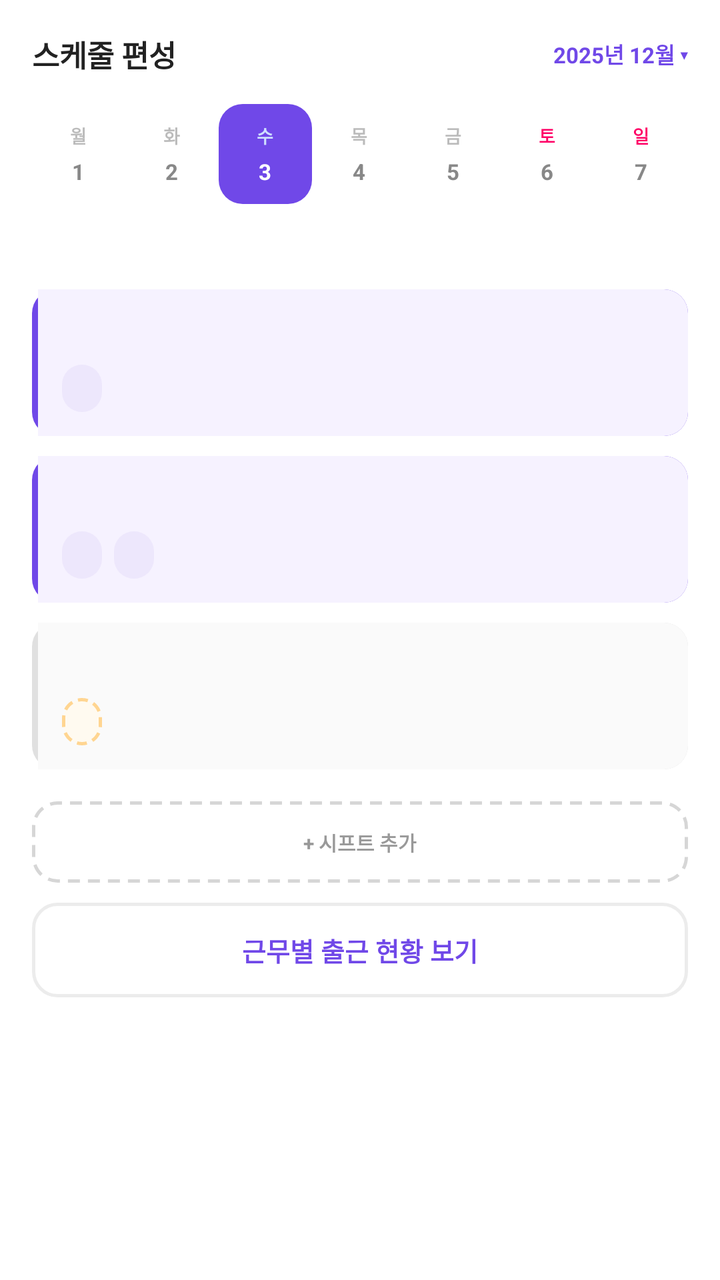
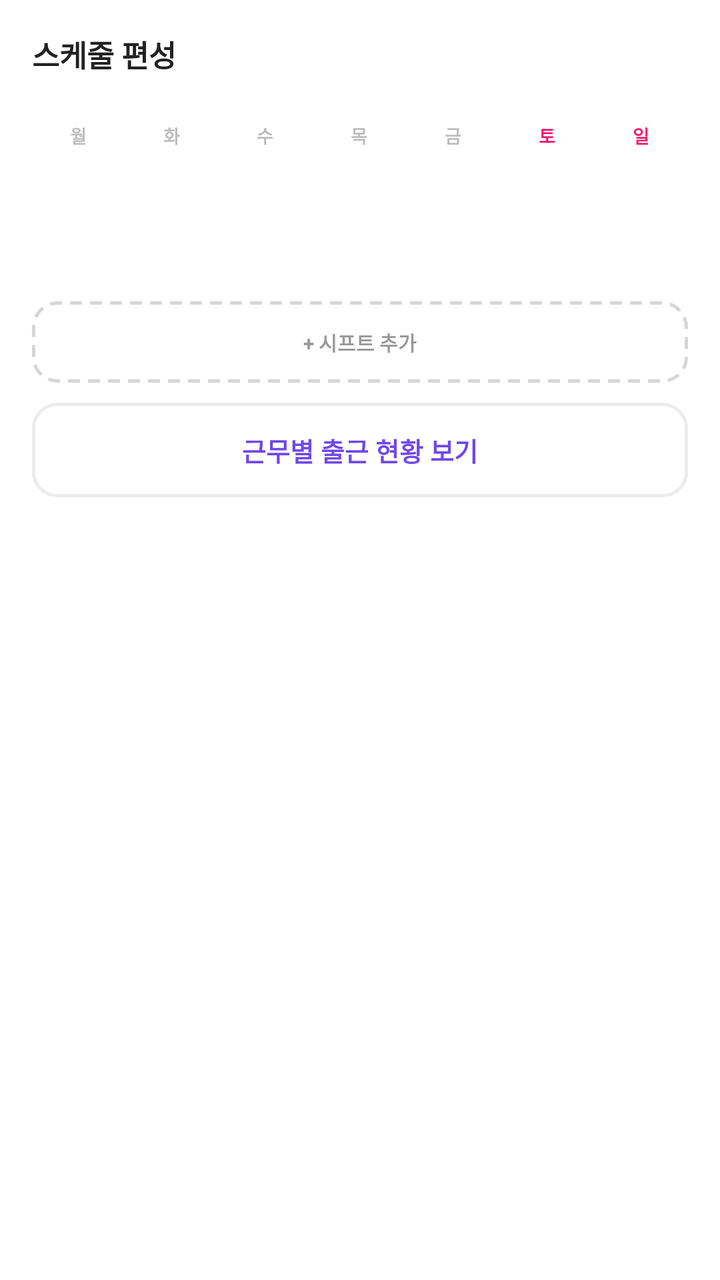

Screens rendered from an Android XML layout before and after an edit, with the pre-edit source and the edit as a unified diff.
<!-- AndroidManifest.xml: application theme Theme.PTManagerEmployer -->
<!-- res/layout/fragment_schedule_edit.xml -->
<?xml version="1.0" encoding="utf-8"?>
<androidx.core.widget.NestedScrollView xmlns:android="http://schemas.android.com/apk/res/android"
    android:layout_width="match_parent"
    android:layout_height="match_parent"
    android:background="@color/white"
    android:fillViewport="true">

    <LinearLayout
        android:layout_width="match_parent"
        android:layout_height="wrap_content"
        android:orientation="vertical"
        android:paddingHorizontal="16dp"
        android:paddingTop="16dp"
        android:paddingBottom="24dp">

        <LinearLayout
            android:layout_width="match_parent"
            android:layout_height="wrap_content"
            android:orientation="horizontal"
            android:gravity="center_vertical">

            <TextView
                android:layout_width="0dp"
                android:layout_height="wrap_content"
                android:layout_weight="1"
                android:text="스케줄 편성"
                android:textColor="@color/text_primary"
                android:textSize="15sp"
                android:textStyle="bold" />

            <TextView
                android:layout_width="wrap_content"
                android:layout_height="wrap_content"
                android:text="2025년 12월 ▾"
                android:textColor="@color/brand"
                android:textSize="11sp"
                android:textStyle="bold" />
        </LinearLayout>

        
        <LinearLayout
            android:layout_width="match_parent"
            android:layout_height="wrap_content"
            android:layout_marginTop="14dp"
            android:orientation="horizontal"
            android:baselineAligned="false">

            <LinearLayout style="@style/DayCell">
                <TextView style="@style/DayLabel" android:text="월" />
                <TextView style="@style/DayNum" android:text="1" />
            </LinearLayout>
            <LinearLayout style="@style/DayCell">
                <TextView style="@style/DayLabel" android:text="화" />
                <TextView style="@style/DayNum" android:text="2" />
            </LinearLayout>
            <LinearLayout style="@style/DayCell" android:background="@drawable/bg_day_selected">
                <TextView style="@style/DayLabel" android:text="수" android:textColor="#CFE0FF" />
                <TextView style="@style/DayNum" android:text="3" android:textColor="@color/white" />
            </LinearLayout>
            <LinearLayout style="@style/DayCell">
                <TextView style="@style/DayLabel" android:text="목" />
                <TextView style="@style/DayNum" android:text="4" />
            </LinearLayout>
            <LinearLayout style="@style/DayCell">
                <TextView style="@style/DayLabel" android:text="금" />
                <TextView style="@style/DayNum" android:text="5" />
            </LinearLayout>
            <LinearLayout style="@style/DayCell">
                <TextView style="@style/DayLabel" android:text="토" android:textColor="@color/weekend_red" />
                <TextView style="@style/DayNum" android:text="6" />
            </LinearLayout>
            <LinearLayout style="@style/DayCell">
                <TextView style="@style/DayLabel" android:text="일" android:textColor="@color/weekend_red" />
                <TextView style="@style/DayNum" android:text="7" />
            </LinearLayout>
        </LinearLayout>

        <TextView
            android:layout_width="wrap_content"
            android:layout_height="wrap_content"
            android:layout_marginTop="18dp"
            android:text=""
            android:textColor="@color/text_tertiary"
            android:textSize="11sp"
            android:textStyle="bold" />

        
        <LinearLayout style="@style/ShiftRow" android:background="@drawable/bg_schedule_active">
            <TextView style="@style/ShiftTime" android:text="" />
            <LinearLayout style="@style/ShiftChips">
                <TextView style="@style/WorkerChip" android:text="" />
            </LinearLayout>
        </LinearLayout>

        
        <LinearLayout style="@style/ShiftRow" android:background="@drawable/bg_schedule_active">
            <TextView style="@style/ShiftTime" android:text="" />
            <LinearLayout style="@style/ShiftChips">
                <TextView style="@style/WorkerChip" android:text="" />
                <TextView style="@style/WorkerChip" android:text="" />
            </LinearLayout>
        </LinearLayout>

        
        <LinearLayout style="@style/ShiftRow" android:background="@drawable/bg_schedule_muted">
            <TextView style="@style/ShiftTime" android:text=""
                android:textColor="#555555" />
            <LinearLayout style="@style/ShiftChips">
                <TextView style="@style/WorkerChipEmpty" android:text="" />
            </LinearLayout>
        </LinearLayout>

        <TextView
            android:id="@+id/btn_add_shift"
            android:layout_width="match_parent"
            android:layout_height="wrap_content"
            android:layout_marginTop="16dp"
            android:background="@drawable/bg_dashed"
            android:text="+ 시프트 추가"
            android:textColor="@color/text_tertiary"
            android:textSize="10sp"
            android:textStyle="bold"
            android:gravity="center"
            android:paddingVertical="13dp"
            android:foreground="?attr/selectableItemBackground" />

        <TextView
            android:id="@+id/btn_attendance"
            android:layout_width="match_parent"
            android:layout_height="wrap_content"
            android:layout_marginTop="10dp"
            android:background="@drawable/bg_btn_outline_gray"
            android:text="근무별 출근 현황 보기"
            android:textColor="@color/brand"
            android:textSize="13sp"
            android:textStyle="bold"
            android:gravity="center"
            android:paddingVertical="14dp"
            android:foreground="?attr/selectableItemBackground" />
    </LinearLayout>
</androidx.core.widget.NestedScrollView>
<!-- resources referenced by this layout -->
<resources>
  <!-- drawable bg_day_selected (drawable) -->
  <?xml version="1.0" encoding="utf-8"?>
  <shape xmlns:android="http://schemas.android.com/apk/res/android" android:shape="rectangle">
      <solid android:color="@color/brand" />
      <corners android:radius="12dp" />
  </shape>
  <!-- drawable bg_schedule_active (drawable) -->
  <?xml version="1.0" encoding="utf-8"?>
  <layer-list xmlns:android="http://schemas.android.com/apk/res/android">
      
      <item>
          <shape android:shape="rectangle">
              <solid android:color="@color/brand" />
              <corners android:radius="12dp" />
          </shape>
      </item>
      
      <item android:left="3dp">
          <shape android:shape="rectangle">
              <solid android:color="@color/brand_bg" />
              <corners android:topRightRadius="12dp" android:bottomRightRadius="12dp" />
          </shape>
      </item>
  </layer-list>
  <!-- drawable bg_schedule_muted (drawable) -->
  <?xml version="1.0" encoding="utf-8"?>
  <layer-list xmlns:android="http://schemas.android.com/apk/res/android">
      <item>
          <shape android:shape="rectangle">
              <solid android:color="#E0E0E0" />
              <corners android:radius="12dp" />
          </shape>
      </item>
      <item android:left="3dp">
          <shape android:shape="rectangle">
              <solid android:color="#FAFAFA" />
              <corners android:topRightRadius="12dp" android:bottomRightRadius="12dp" />
          </shape>
      </item>
  </layer-list>
  <style name="ShiftChips">
          <item name="android:layout_width">wrap_content</item>
          <item name="android:layout_height">wrap_content</item>
          <item name="android:layout_marginTop">8dp</item>
          <item name="android:orientation">horizontal</item>
      </style>
  <style name="ShiftRow">
          <item name="android:layout_width">match_parent</item>
          <item name="android:layout_height">wrap_content</item>
          <item name="android:layout_marginTop">10dp</item>
          <item name="android:orientation">vertical</item>
          <item name="android:paddingStart">15dp</item>
          <item name="android:paddingEnd">12dp</item>
          <item name="android:paddingVertical">12dp</item>
      </style>
  <style name="ShiftTime">
          <item name="android:layout_width">wrap_content</item>
          <item name="android:layout_height">wrap_content</item>
          <item name="android:textColor">@color/text_primary</item>
          <item name="android:textSize">13sp</item>
          <item name="android:textStyle">bold</item>
      </style>
  <style name="WorkerChip">
          <item name="android:layout_width">wrap_content</item>
          <item name="android:layout_height">wrap_content</item>
          <item name="android:layout_marginEnd">6dp</item>
          <item name="android:background">@drawable/bg_worker_chip</item>
          <item name="android:textColor">@color/brand</item>
          <item name="android:textSize">10sp</item>
          <item name="android:textStyle">bold</item>
          <item name="android:paddingHorizontal">10dp</item>
          <item name="android:paddingVertical">5dp</item>
      </style>
  <style name="WorkerChipEmpty">
          <item name="android:layout_width">wrap_content</item>
          <item name="android:layout_height">wrap_content</item>
          <item name="android:background">@drawable/bg_worker_chip_empty</item>
          <item name="android:textColor">@color/warn_orange</item>
          <item name="android:textSize">10sp</item>
          <item name="android:textStyle">bold</item>
          <item name="android:paddingHorizontal">10dp</item>
          <item name="android:paddingVertical">5dp</item>
      </style>
  <color name="brand_bg">#F6F2FF</color>
  <!-- drawable bg_worker_chip (drawable) -->
  <?xml version="1.0" encoding="utf-8"?>
  <shape xmlns:android="http://schemas.android.com/apk/res/android" android:shape="rectangle">
      <solid android:color="@color/brand_chip" />
      <corners android:radius="999dp" />
  </shape>
  <!-- drawable bg_worker_chip_empty (drawable) -->
  <?xml version="1.0" encoding="utf-8"?>
  <shape xmlns:android="http://schemas.android.com/apk/res/android" android:shape="rectangle">
      <solid android:color="#FFFAF0" />
      <corners android:radius="999dp" />
      <stroke android:width="1.5dp" android:color="@color/warn_border_dashed"
          android:dashWidth="5dp" android:dashGap="3dp" />
  </shape>
  <color name="warn_orange">#F08C00</color>
  <color name="brand_chip">#EDE7FC</color>
  <color name="warn_border_dashed">#FFD591</color>
  <!-- unchanged entries left out for length: 15 -->
</resources>

<!-- the commit's change to res/layout/fragment_schedule_edit.xml (unified diff, before → after) -->
@@ -29,9 +29,10 @@
                 android:textStyle="bold" />
 
             <TextView
+                android:id="@+id/tv_month"
                 android:layout_width="wrap_content"
                 android:layout_height="wrap_content"
-                android:text="2025년 12월 ▾"
+                android:text=""
                 android:textColor="@color/brand"
                 android:textSize="11sp"
                 android:textStyle="bold" />
@@ -45,37 +46,38 @@
             android:orientation="horizontal"
             android:baselineAligned="false">
 
-            <LinearLayout style="@style/DayCell">
+            <LinearLayout android:id="@+id/day_cell_0" style="@style/DayCell">
                 <TextView style="@style/DayLabel" android:text="월" />
-                <TextView style="@style/DayNum" android:text="1" />
+                <TextView android:id="@+id/day_num_0" style="@style/DayNum" android:text="" />
             </LinearLayout>
-            <LinearLayout style="@style/DayCell">
+            <LinearLayout android:id="@+id/day_cell_1" style="@style/DayCell">
                 <TextView style="@style/DayLabel" android:text="화" />
-                <TextView style="@style/DayNum" android:text="2" />
+                <TextView android:id="@+id/day_num_1" style="@style/DayNum" android:text="" />
             </LinearLayout>
-            <LinearLayout style="@style/DayCell" android:background="@drawable/bg_day_selected">
-                <TextView style="@style/DayLabel" android:text="수" android:textColor="#CFE0FF" />
-                <TextView style="@style/DayNum" android:text="3" android:textColor="@color/white" />
+            <LinearLayout android:id="@+id/day_cell_2" style="@style/DayCell">
+                <TextView style="@style/DayLabel" android:text="수" />
+                <TextView android:id="@+id/day_num_2" style="@style/DayNum" android:text="" />
             </LinearLayout>
-            <LinearLayout style="@style/DayCell">
+            <LinearLayout android:id="@+id/day_cell_3" style="@style/DayCell">
                 <TextView style="@style/DayLabel" android:text="목" />
-                <TextView style="@style/DayNum" android:text="4" />
+                <TextView android:id="@+id/day_num_3" style="@style/DayNum" android:text="" />
             </LinearLayout>
-            <LinearLayout style="@style/DayCell">
+            <LinearLayout android:id="@+id/day_cell_4" style="@style/DayCell">
                 <TextView style="@style/DayLabel" android:text="금" />
-                <TextView style="@style/DayNum" android:text="5" />
+                <TextView android:id="@+id/day_num_4" style="@style/DayNum" android:text="" />
             </LinearLayout>
-            <LinearLayout style="@style/DayCell">
+            <LinearLayout android:id="@+id/day_cell_5" style="@style/DayCell">
                 <TextView style="@style/DayLabel" android:text="토" android:textColor="@color/weekend_red" />
-                <TextView style="@style/DayNum" android:text="6" />
+                <TextView android:id="@+id/day_num_5" style="@style/DayNum" android:text="" />
             </LinearLayout>
-            <LinearLayout style="@style/DayCell">
+            <LinearLayout android:id="@+id/day_cell_6" style="@style/DayCell">
                 <TextView style="@style/DayLabel" android:text="일" android:textColor="@color/weekend_red" />
-                <TextView style="@style/DayNum" android:text="7" />
+                <TextView android:id="@+id/day_num_6" style="@style/DayNum" android:text="" />
             </LinearLayout>
         </LinearLayout>
 
         <TextView
+            android:id="@+id/tv_selected_date"
             android:layout_width="wrap_content"
             android:layout_height="wrap_content"
             android:layout_marginTop="18dp"
@@ -85,29 +87,22 @@
             android:textStyle="bold" />
 
         
-        <LinearLayout style="@style/ShiftRow" android:background="@drawable/bg_schedule_active">
-            <TextView style="@style/ShiftTime" android:text="" />
-            <LinearLayout style="@style/ShiftChips">
-                <TextView style="@style/WorkerChip" android:text="" />
-            </LinearLayout>
-        </LinearLayout>
+        <LinearLayout
+            android:id="@+id/shift_container"
+            android:layout_width="match_parent"
+            android:layout_height="wrap_content"
+            android:orientation="vertical">
 
-        
-        <LinearLayout style="@style/ShiftRow" android:background="@drawable/bg_schedule_active">
-            <TextView style="@style/ShiftTime" android:text="" />
-            <LinearLayout style="@style/ShiftChips">
-                <TextView style="@style/WorkerChip" android:text="" />
-                <TextView style="@style/WorkerChip" android:text="" />
-            </LinearLayout>
-        </LinearLayout>
-
-        
-        <LinearLayout style="@style/ShiftRow" android:background="@drawable/bg_schedule_muted">
-            <TextView style="@style/ShiftTime" android:text=""
-                android:textColor="#555555" />
-            <LinearLayout style="@style/ShiftChips">
-                <TextView style="@style/WorkerChipEmpty" android:text="" />
-            </LinearLayout>
+            <TextView
+                android:id="@+id/tv_shift_empty"
+                android:layout_width="match_parent"
+                android:layout_height="wrap_content"
+                android:layout_marginTop="16dp"
+                android:gravity="center"
+                android:text="이 날짜에 편성된 근무가 없습니다."
+                android:textColor="@color/text_tertiary"
+                android:textSize="12sp"
+                android:visibility="gone" />
         </LinearLayout>
 
         <TextView
<!-- resource entries referenced after the edit -->
@@ -1,106 +1,5 @@
 <!-- resources referenced by this layout -->
 <resources>
-  <!-- drawable bg_day_selected (drawable) -->
-  <?xml version="1.0" encoding="utf-8"?>
-  <shape xmlns:android="http://schemas.android.com/apk/res/android" android:shape="rectangle">
-      <solid android:color="@color/brand" />
-      <corners android:radius="12dp" />
-  </shape>
-  <!-- drawable bg_schedule_active (drawable) -->
-  <?xml version="1.0" encoding="utf-8"?>
-  <layer-list xmlns:android="http://schemas.android.com/apk/res/android">
-      
-      <item>
-          <shape android:shape="rectangle">
-              <solid android:color="@color/brand" />
-              <corners android:radius="12dp" />
-          </shape>
-      </item>
-      
-      <item android:left="3dp">
-          <shape android:shape="rectangle">
-              <solid android:color="@color/brand_bg" />
-              <corners android:topRightRadius="12dp" android:bottomRightRadius="12dp" />
-          </shape>
-      </item>
-  </layer-list>
-  <!-- drawable bg_schedule_muted (drawable) -->
-  <?xml version="1.0" encoding="utf-8"?>
-  <layer-list xmlns:android="http://schemas.android.com/apk/res/android">
-      <item>
-          <shape android:shape="rectangle">
-              <solid android:color="#E0E0E0" />
-              <corners android:radius="12dp" />
-          </shape>
-      </item>
-      <item android:left="3dp">
-          <shape android:shape="rectangle">
-              <solid android:color="#FAFAFA" />
-              <corners android:topRightRadius="12dp" android:bottomRightRadius="12dp" />
-          </shape>
-      </item>
-  </layer-list>
-  <style name="ShiftChips">
-          <item name="android:layout_width">wrap_content</item>
-          <item name="android:layout_height">wrap_content</item>
-          <item name="android:layout_marginTop">8dp</item>
-          <item name="android:orientation">horizontal</item>
-      </style>
-  <style name="ShiftRow">
-          <item name="android:layout_width">match_parent</item>
-          <item name="android:layout_height">wrap_content</item>
-          <item name="android:layout_marginTop">10dp</item>
-          <item name="android:orientation">vertical</item>
-          <item name="android:paddingStart">15dp</item>
-          <item name="android:paddingEnd">12dp</item>
-          <item name="android:paddingVertical">12dp</item>
-      </style>
-  <style name="ShiftTime">
-          <item name="android:layout_width">wrap_content</item>
-          <item name="android:layout_height">wrap_content</item>
-          <item name="android:textColor">@color/text_primary</item>
-          <item name="android:textSize">13sp</item>
-          <item name="android:textStyle">bold</item>
-      </style>
-  <style name="WorkerChip">
-          <item name="android:layout_width">wrap_content</item>
-          <item name="android:layout_height">wrap_content</item>
-          <item name="android:layout_marginEnd">6dp</item>
-          <item name="android:background">@drawable/bg_worker_chip</item>
-          <item name="android:textColor">@color/brand</item>
-          <item name="android:textSize">10sp</item>
-          <item name="android:textStyle">bold</item>
-          <item name="android:paddingHorizontal">10dp</item>
-          <item name="android:paddingVertical">5dp</item>
-      </style>
-  <style name="WorkerChipEmpty">
-          <item name="android:layout_width">wrap_content</item>
-          <item name="android:layout_height">wrap_content</item>
-          <item name="android:background">@drawable/bg_worker_chip_empty</item>
-          <item name="android:textColor">@color/warn_orange</item>
-          <item name="android:textSize">10sp</item>
-          <item name="android:textStyle">bold</item>
-          <item name="android:paddingHorizontal">10dp</item>
-          <item name="android:paddingVertical">5dp</item>
-      </style>
-  <color name="brand_bg">#F6F2FF</color>
-  <!-- drawable bg_worker_chip (drawable) -->
-  <?xml version="1.0" encoding="utf-8"?>
-  <shape xmlns:android="http://schemas.android.com/apk/res/android" android:shape="rectangle">
-      <solid android:color="@color/brand_chip" />
-      <corners android:radius="999dp" />
-  </shape>
-  <!-- drawable bg_worker_chip_empty (drawable) -->
-  <?xml version="1.0" encoding="utf-8"?>
-  <shape xmlns:android="http://schemas.android.com/apk/res/android" android:shape="rectangle">
-      <solid android:color="#FFFAF0" />
-      <corners android:radius="999dp" />
-      <stroke android:width="1.5dp" android:color="@color/warn_border_dashed"
-          android:dashWidth="5dp" android:dashGap="3dp" />
-  </shape>
-  <color name="warn_orange">#F08C00</color>
-  <color name="brand_chip">#EDE7FC</color>
-  <color name="warn_border_dashed">#FFD591</color>
   <!-- unchanged entries left out for length: 15 -->
 </resources>
 
